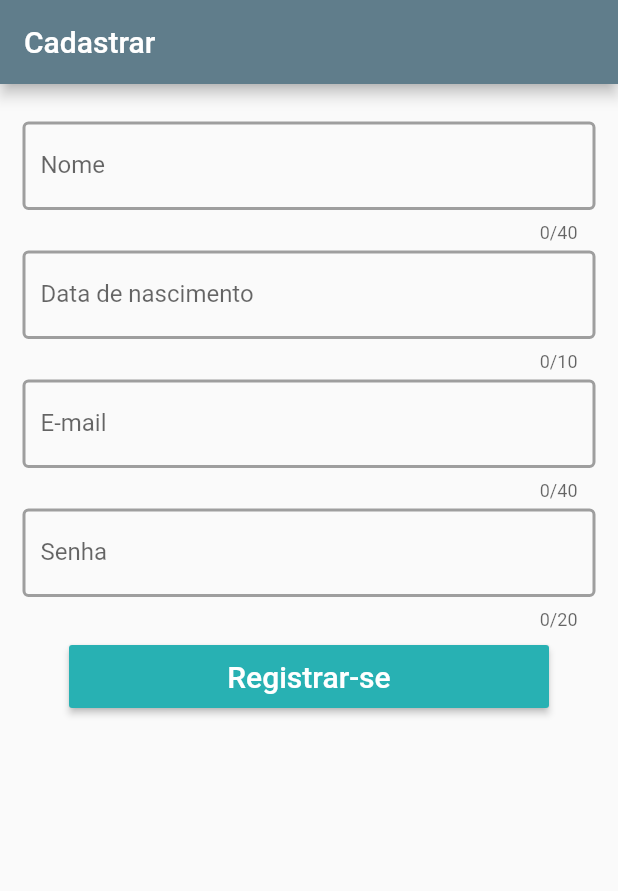
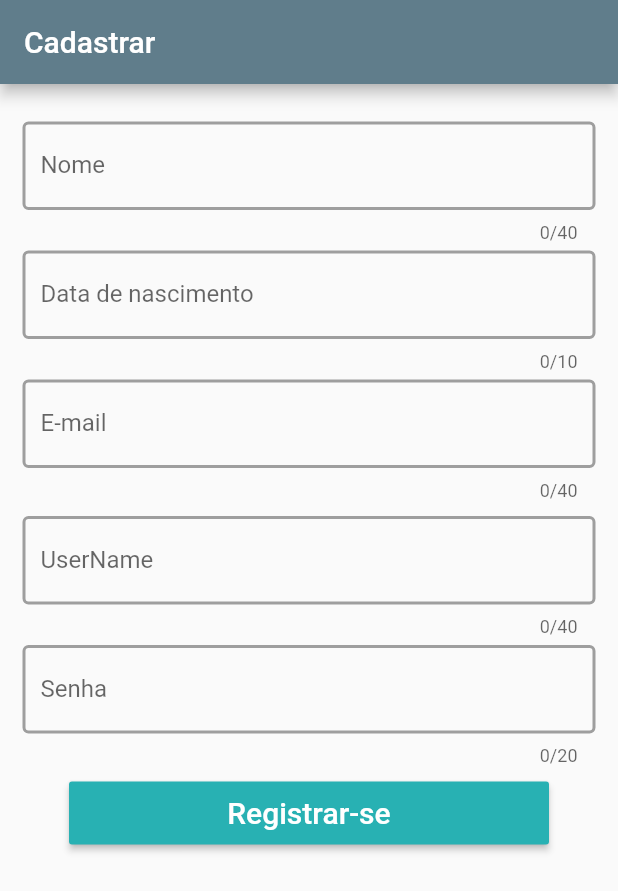
Before and after one commit to Carlos1515Santana/Here, a Flutter app: the screen it shows after launch, after a tap on "Login", after a tap on "Fazer Cadastro", on a phone screen of 412 x 824 dp. Shown: the top 891 px of the screen. Run offline on Flutter 3.47's test engine with Material 2 defaults, Android fonts, the phone set to English and light mode, and no system bars; our stand-ins replace brasil_fields, charts_flutter, font_awesome_flutter, geolocator, google_maps_flutter, image_picker and 1 more; missing offline and left inert: flutter_sparkline, search_map_place; generated files the repository leaves out were written again; network calls fail.

Commit message:
ajuste de cadastro de usuario

```diff
--- a/lib/model/usuario.dart
+++ b/lib/model/usuario.dart
@@ -18,12 +18,14 @@ class Customer{
   String email;
   String password;
   String birthday;
+  String userName;
   List<String> roles;
 
-  Customer(String name, String email, String password, String birthday){
+  Customer(String name, String email, String password, String birthday, String userName){
     this.name = name;
 //    this.cpf = cpf;
     this.email = email;
+    this.userName = userName;
     this.password = password;
     this.birthday = birthday;
   }
@@ -34,6 +36,7 @@ class Customer{
     cpf =      json['cpf'];
     email =    json['email'];
     password = json['password'];
+    userName = json['userName'];
     birthday = json['Birthday'];
 //    roles = json['roles'] != null ? json['roles'].cast<String>() : null;
   }
--- a/lib/pages/Cadastro.dart
+++ b/lib/pages/Cadastro.dart
@@ -14,7 +14,7 @@ class Cadastro extends StatefulWidget {
 class _MyAppState extends State<Cadastro> {
   GlobalKey<FormState> _key =  GlobalKey();
   bool _validate = false;
-  String nome, email, Data, senha;
+  String nome, userName, email, Data, senha;
   final TextEditingController _controladorData = TextEditingController();
 
   @override
@@ -118,6 +118,27 @@ class _MyAppState extends State<Cadastro> {
         ),
 
         Padding(
+          padding: EdgeInsets.only(top: 10.0),
+          child: TextFormField(
+            decoration: new InputDecoration(
+              labelText: 'UserName',
+              hintText: 'Digite o userName',
+              focusedBorder: OutlineInputBorder(
+                borderSide: BorderSide(color: Color(0XFF28b1b3), width: 2.0),
+              ),
+              enabledBorder: OutlineInputBorder(
+                borderSide: BorderSide(color: Colors.grey, width: 2.0),
+              ),
+            ),
+            maxLength: 40,
+            validator: _validarNome,
+            onSaved: (String val) {
+              userName = val;
+            },
+          ),
+        ),
+
+        Padding(
           padding: EdgeInsets.only(top: 5.0),
           child: TextFormField(
               decoration: new InputDecoration(
@@ -210,11 +231,11 @@ class _MyAppState extends State<Cadastro> {
       var l =  data.split('-');
       data = l[2] +'-' + l[1] + '-'+ l[0];
 
-      var customer =  Customer(nome, email, senha, data);
+      var customer =  Customer(nome, email, senha, data, userName);
       final resposta = await CadastroCustomer.postCustomer(customer);
       if (resposta.msg != 'error') {
         Navigator.pop(context);
-        alert(context, "Cadastro realizado com successo!");
+        alert(context, resposta.msg);
       }else{
         alert(context, "Não foi possivel cadastrar usuario");
       }
```
Also changed, not shown: lib/APIs/cadastroCustomer.dart (+4 -5 lines).
